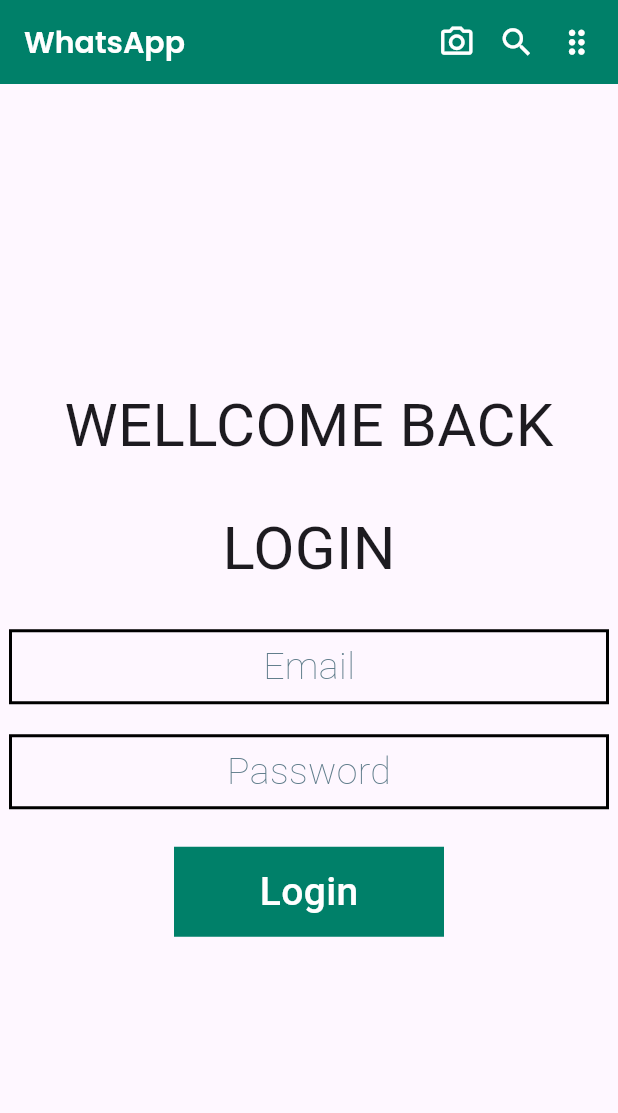
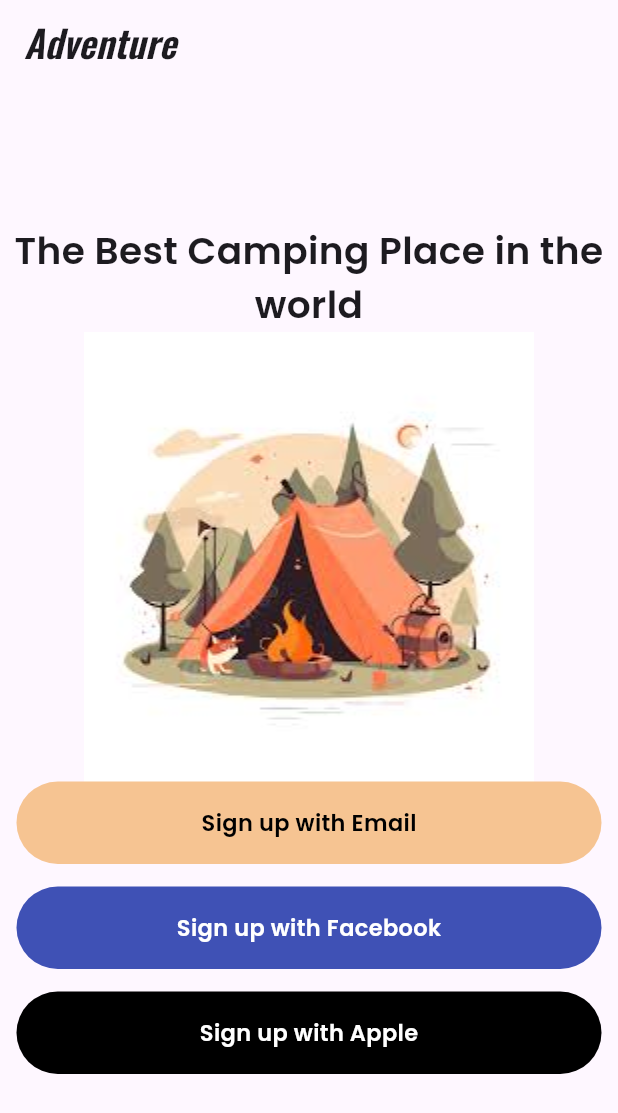
Before and after one commit to amamavirk03/flutterapp, a Flutter app: the screen it shows after launch, on a phone screen of 412 x 824 dp. Shown: the top 1113 px of the screen. Run offline on Flutter 3.47's test engine with Material 3 defaults, Android fonts, the phone set to English and light mode, and no system bars; our stand-ins replace google_fonts; Roboto replaces fonts that are missing (Acme).

Commit message:
Task 2 added

```diff
--- /dev/null
+++ b/lib/Task2.dart
@@ -0,0 +1,63 @@
+import 'package:firstapp/components/colors.dart';
+import 'package:firstapp/components/signup_button.dart';
+import 'package:flutter/cupertino.dart';
+import 'package:flutter/material.dart';
+import 'package:google_fonts/google_fonts.dart';
+
+class Task2 extends StatefulWidget {
+  const Task2({super.key});
+
+  @override
+  State<Task2> createState() => _Task2State();
+}
+
+class _Task2State extends State<Task2> {
+  @override
+  Widget build(BuildContext context) {
+    return Scaffold(
+      appBar: AppBar(
+        title: Text("Adventure",
+            style: GoogleFonts.oswald(
+                fontStyle: FontStyle.italic,
+                fontSize: 25,
+                fontWeight: FontWeight.w600)),
+      ),
+      body: Center(
+        child: Column(
+          mainAxisAlignment: MainAxisAlignment.center,
+          children: [
+            Center(
+              child: Text(
+                "The Best Camping Place in the world",
+                textAlign: TextAlign.center,
+                style: GoogleFonts.poppins(
+                    fontSize: 25, fontWeight: FontWeight.w600),
+              ),
+            ),
+            Image.asset(
+              "assets/images/camp.jpeg",
+              width: 300,
+              height: 300,
+              fit: BoxFit.cover,
+            ),
+            SignUP(
+              text: "Sign up with Email",
+              bgcolor: peach,
+              textcolor: Colors.black,
+            ),
+            SignUP(
+              text: "Sign up with Facebook",
+              bgcolor: Colors.indigo,
+              textcolor: Colors.white,
+            ),
+            SignUP(
+              text: "Sign up with Apple",
+              bgcolor: Colors.black,
+              textcolor: Colors.white,
+            )
+          ],
+        ),
+      ),
+    );
+  }
+}
--- /dev/null
+++ b/lib/components/colors.dart
@@ -0,0 +1,3 @@
+import 'dart:ui';
+
+Color peach = Color(0xffF6C492);
--- /dev/null
+++ b/lib/components/signup_button.dart
@@ -0,0 +1,43 @@
+import 'package:firstapp/components/colors.dart';
+import 'package:flutter/cupertino.dart';
+import 'package:flutter/material.dart';
+import 'package:google_fonts/google_fonts.dart';
+
+class SignUP extends StatefulWidget {
+  final String text;
+  final Color bgcolor;
+  final Color textcolor;
+
+  const SignUP(
+      {super.key,
+      required this.text,
+      required this.bgcolor,
+      required this.textcolor});
+
+  @override
+  State<SignUP> createState() => _SignUPState();
+}
+
+class _SignUPState extends State<SignUP> {
+  @override
+  Widget build(BuildContext context) {
+    return Container(
+      margin: EdgeInsets.only(bottom: 15),
+      decoration: BoxDecoration(
+        color: widget.bgcolor,
+        borderRadius: BorderRadius.circular(30),
+      ),
+      width: 390,
+      height: 55,
+      child: Center(
+        child: Text(
+          widget.text,
+          style: GoogleFonts.poppins(
+              fontSize: 15,
+              fontWeight: FontWeight.w600,
+              color: widget.textcolor),
+        ),
+      ),
+    );
+  }
+}
--- a/lib/login.dart
+++ b/lib/login.dart
@@ -64,7 +64,7 @@ class _LoginPageState extends State<LoginPage> {
             ),
             SizedBox(
               width: 40,
-              height: 25,
+              height: 10,
             ),
             Text(
               "LOGIN",
@@ -131,6 +131,7 @@ class _LoginPageState extends State<LoginPage> {
                 ),
                 decoration: BoxDecoration(
                   color: Color(0xff008069),
+                  borderRadius: BorderRadius.circular(7),
                 ),
                 width: 180,
                 height: 60,
--- a/lib/main.dart
+++ b/lib/main.dart
@@ -1,5 +1,8 @@
+import 'package:firstapp/Task2.dart';
 import 'package:firstapp/buildingappscreen.dart';
+import 'package:firstapp/buttonPractice.dart';
 import 'package:firstapp/containerprac.dart';
+import 'package:firstapp/imagepractice.dart';
 import 'package:firstapp/login.dart';
 import 'package:firstapp/practice.dart';
 import 'package:firstapp/task1.dart';
@@ -23,7 +26,7 @@ class MyApp extends StatelessWidget {
         colorScheme: ColorScheme.fromSeed(seedColor: Colors.deepPurple),
         useMaterial3: true,
       ),
-      home: const LoginPage(),
+      home: const Task2(),
     );
   }
 }
--- a/pubspec.yaml
+++ b/pubspec.yaml
@@ -60,9 +60,8 @@ flutter:
   uses-material-design: true
 
   # To add assets to your application, add an assets section, like this:
-  # assets:
-  #   - images/a_dot_burr.jpeg
-  #   - images/a_dot_ham.jpeg
+  assets:
+    - assets/images/
 
   # An image asset can refer to one or more resolution-specific "variants", see
   # https://flutter.dev/assets-and-images/#resolution-aware
```
Also changed, not shown: lib/buttonPractice.dart (added, +106 -0 lines), lib/components/customButton.dart (added, +51 -0 lines), lib/imagepractice.dart (added, +54 -0 lines), assets/images/camp.jpeg (added), assets/images/pic-1.jpg (added), assets/images/pic2.jpeg (added), assets/images/pic3.jpeg (added).
